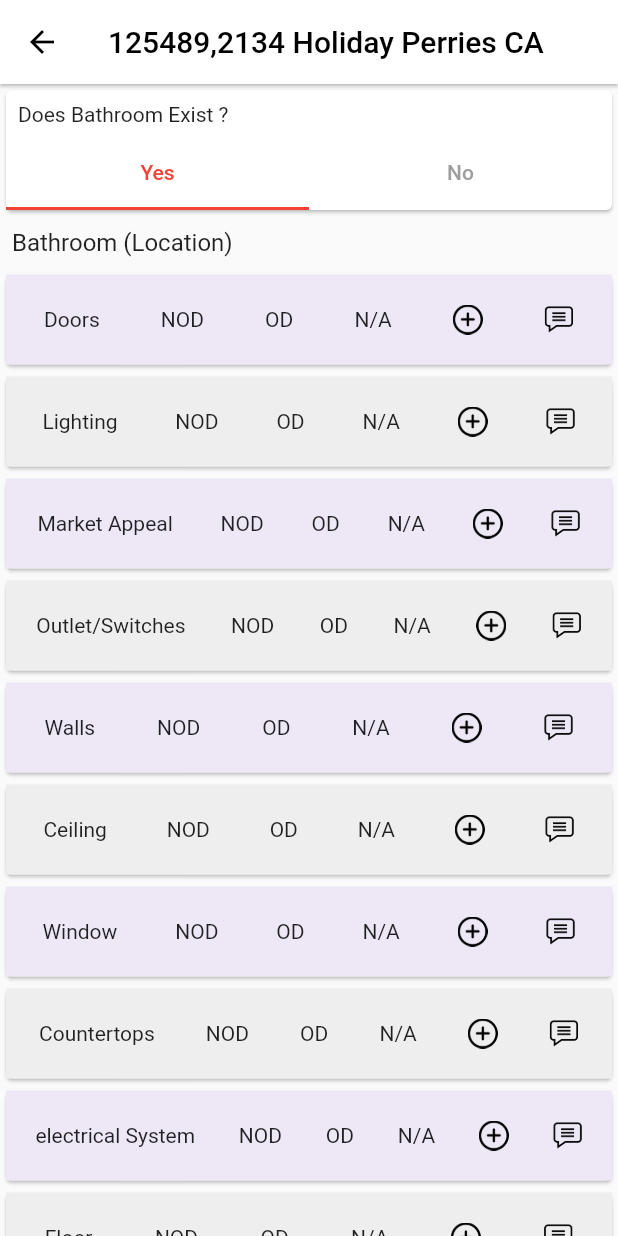
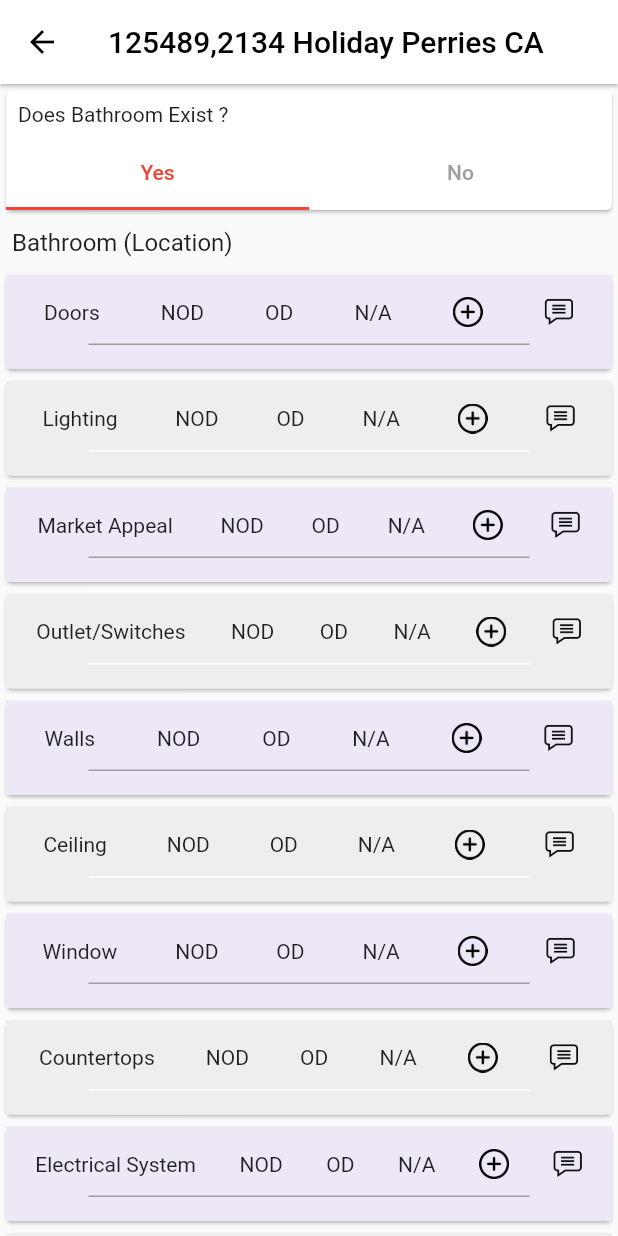
Before and after one commit to HBbhardwaj/Inspecion_Squad, a Flutter app: the DecisionPage screen opened by its route, on a phone screen of 412 x 824 dp. Run offline on Flutter 3.47's test engine with Material 2 defaults, Android fonts, the light colour scheme and no system bars; our stand-ins replace get; accounts and stored records are empty.

Commit message:
last one

```diff
--- a/lib/app_routes/app_routes.dart
+++ b/lib/app_routes/app_routes.dart
@@ -3,6 +3,7 @@ import 'package:flutter/scheduler.dart';
 import 'package:get/get.dart';
 import 'package:restaurants/app_routes/routes.dart';
 import 'package:restaurants/view/HomePage.dart';
+import 'package:restaurants/view/addDecisionPage.dart';
 import 'package:restaurants/view/createInspectionPage.dart';
 import 'package:restaurants/view/dashboard_page.dart';
 import 'package:restaurants/view/decisionPage.dart';
@@ -81,4 +82,13 @@ appRoutes() => [
         transition: Transition.leftToRightWithFade,
         transitionDuration: const Duration(milliseconds: 500),
       ),
+
+      ///========================>AddDecision Page ==================///
+
+      GetPage(
+        name: Routes.adddecision,
+        page: () => const AddDecisionPage(),
+        transition: Transition.leftToRightWithFade,
+        transitionDuration: const Duration(milliseconds: 500),
+      ),
     ];
--- a/lib/app_routes/routes.dart
+++ b/lib/app_routes/routes.dart
@@ -7,4 +7,5 @@ class Routes {
   static const String conductInspection = "/ConductInspection";
   static const String protocalPage = "/ProtocalPage";
   static const String decisionPage = "/DecisionPage";
+  static const String adddecision = "/AddDecisionPage";
 }
--- a/lib/utils/app_images.dart
+++ b/lib/utils/app_images.dart
@@ -16,4 +16,5 @@ class AppIcons {
   static const String dropdownIcon = basePath + "dropdown.png";
   static const String addIcon = basePath + "addIocn.png";
   static const String commentIocn = basePath + "comment.png";
+  static const String cancel = basePath + "cancel.png";
 }
--- a/lib/utils/app_string.dart
+++ b/lib/utils/app_string.dart
@@ -65,7 +65,7 @@ class AppStrings {
   static const String ceiling = "Ceiling";
   static const String window = "Window";
   static const String counter = "Countertops";
-  static const String electricalS = "electrical System";
+  static const String electricalS = "Electrical System";
   static const String floor = "Floor";
   static const String hotwater = "Hot Water Heater";
   static const String call = "call for Aid";
@@ -80,4 +80,14 @@ class AppStrings {
   static const String tab2 = "No";
   static const String bathroomlocation = "Bathroom (Location)";
   static const String nodata = "No Data";
+  static const String electicalSystemI = "Electrical system (Inspectable item)";
+  static const String breakers = "Breakers/Fuse(Missing)";
+  static const String burent = "Burent Breakers";
+  static const String covers = "Covers(Missing)";
+  static const String electricalPanel = "Electrical Panel(Blocked Access)";
+  static const String gif = "GIF (Inoperable)";
+  static const String leaks = "Leaks/Corrosion(Evidence of Leaks)";
+  static const String wiring = "Wiring";
+  static const String panelboard =
+      "Panel Board/ Main Power Switch (Blocked Access / Improper Stroage)";
 }
--- a/lib/view/decisionPage.dart
+++ b/lib/view/decisionPage.dart
@@ -22,11 +22,11 @@ class _DecisionPageState extends State<DecisionPage>
   var msg;
   late Presenter presenter;
   List<DecisionPageModel> decisonlist = [];
-  late TabController _tabcontroller;
   int initialIndex = 0;
 
   @override
   void initState() {
+    ///====================decisionlist item is here===========///
     decisonlist = [
       DecisionPageModel(AppStrings.doors, AppStrings.nod, AppStrings.od,
           AppStrings.nA, AppIcons.addIcon, AppIcons.commentIocn),
@@ -156,14 +156,24 @@ class _DecisionPageState extends State<DecisionPage>
                     ? Colors.deepPurple.shade50
                     : Colors.grey.shade200,
                 padding:
-                    const EdgeInsets.symmetric(horizontal: 5, vertical: 20),
-                child: Row(
+                    const EdgeInsets.symmetric(horizontal: 5, vertical: 15),
+                child: Column(
+                  children: [
+                    Row(
                       mainAxisAlignment: MainAxisAlignment.spaceAround,
                       crossAxisAlignment: CrossAxisAlignment.center,
                       children: [
                         Text(decisonlist[index].item),
                         Text(decisonlist[index].item2),
-                    Text(decisonlist[index].item3),
+                        InkWell(
+                            onTap: () {
+                              if (decisonlist[index]
+                                  .item
+                                  .contains(AppStrings.electricalS)) {
+                                gotoNextPgae();
+                              }
+                            },
+                            child: Text(decisonlist[index].item3)),
                         Text(decisonlist[index].item4),
                         Image.asset(
                           decisonlist[index].iconData,
@@ -175,6 +185,21 @@ class _DecisionPageState extends State<DecisionPage>
                           height: 20,
                           width: 20,
                         ),
+                      ],
+                    ),
+                    const SizedBox(
+                      height: 10,
+                    ),
+                    Padding(
+                      padding: const EdgeInsets.symmetric(
+                        horizontal: 50,
+                      ),
+                      child: Divider(
+                        color: (index % 2 == 0) ? Colors.grey : Colors.white,
+                        height: 3,
+                        thickness: 1,
+                      ),
+                    )
                   ],
                 ),
               ),
@@ -201,8 +226,7 @@ class _DecisionPageState extends State<DecisionPage>
 
   @override
   gotoNextPgae() {
-    // TODO: implement gotoNextPgae
-    throw UnimplementedError();
+    Get.toNamed(Routes.adddecision);
   }
 
   @override
--- a/lib/view/protocalPage.dart
+++ b/lib/view/protocalPage.dart
@@ -112,7 +112,7 @@ class _ProtocalPageState extends State<ProtocalPage>
                       ? ListView.builder(
                           itemCount: UnitList.length,
                           shrinkWrap: true,
-                          physics: const AlwaysScrollableScrollPhysics(),
+                          physics: const NeverScrollableScrollPhysics(),
                           itemBuilder: (BuildContext context, int index) {
                             return Column(
                               mainAxisAlignment: MainAxisAlignment.start,
```
Also changed, not shown: lib/contracts/ContractLogin.dart (+30 -0 lines), lib/models/adddecision_model.dart (added, +9 -0 lines), lib/presenter/Presenter_adddecisionPage.dart (added, +47 -0 lines), lib/presenter/Presenter_confrimdecisionPage.dart (added, +42 -0 lines), lib/view/addDecisionPage.dart (added, +178 -0 lines), assets/icons/cancel.png (added). Lines whose indentation alone changed are shown as unchanged.
